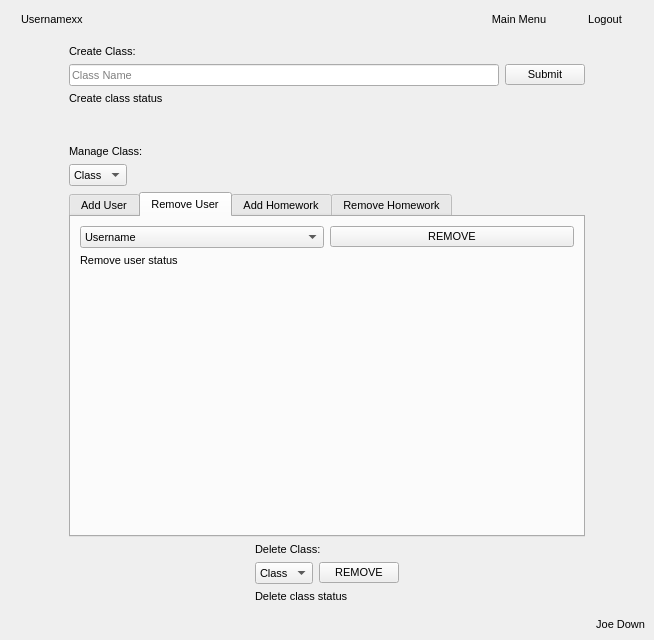
The window that window.ui (AnthropomorphicMonkey/Coursework) describes before a commit, drawn with Qt 5.
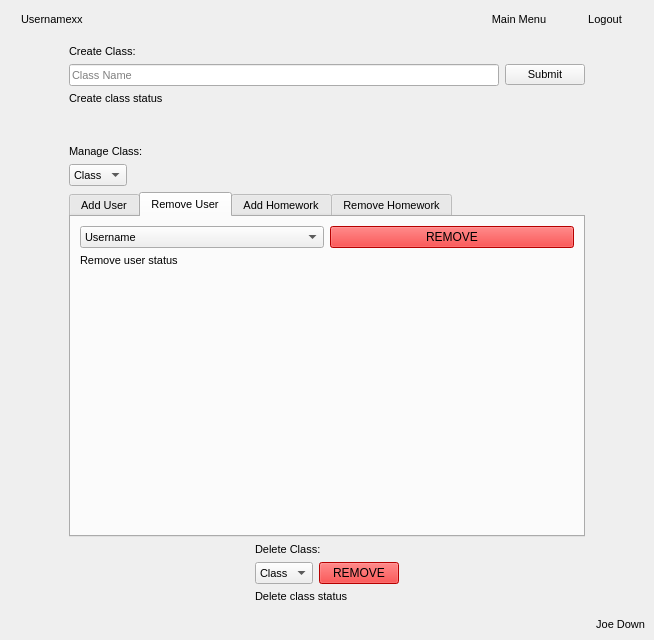
The same window after the commit. The open tabs and pages were chosen to show the change. Icons and pictures are not drawn. Custom widgets are drawn as their Qt base class.

Diff of the .ui file:
```diff
--- a/window.ui
+++ b/window.ui
@@ -1804,6 +1804,9 @@
                   </item>
                   <item>
                    <widget class="QPushButton" name="admin_remove_user_button">
+                    <property name="styleSheet">
+                     <string notr="true">background-color: rgb(255, 0, 0);</string>
+                    </property>
                     <property name="text">
                      <string>REMOVE</string>
                     </property>
@@ -2079,6 +2082,9 @@
               </item>
               <item>
                <widget class="QPushButton" name="admin_remove_class_button">
+                <property name="styleSheet">
+                 <string notr="true">background-color: rgb(255, 0, 0);</string>
+                </property>
                 <property name="text">
                  <string>REMOVE</string>
                 </property>
```
Left out of the diff: 8 changed lines with no effect on the pictures.
